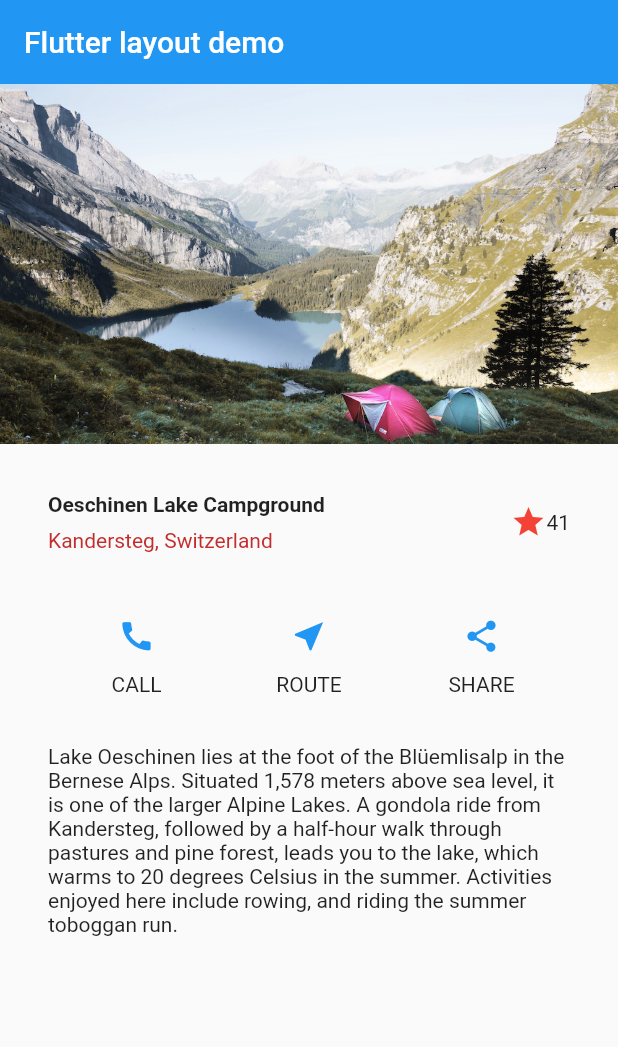
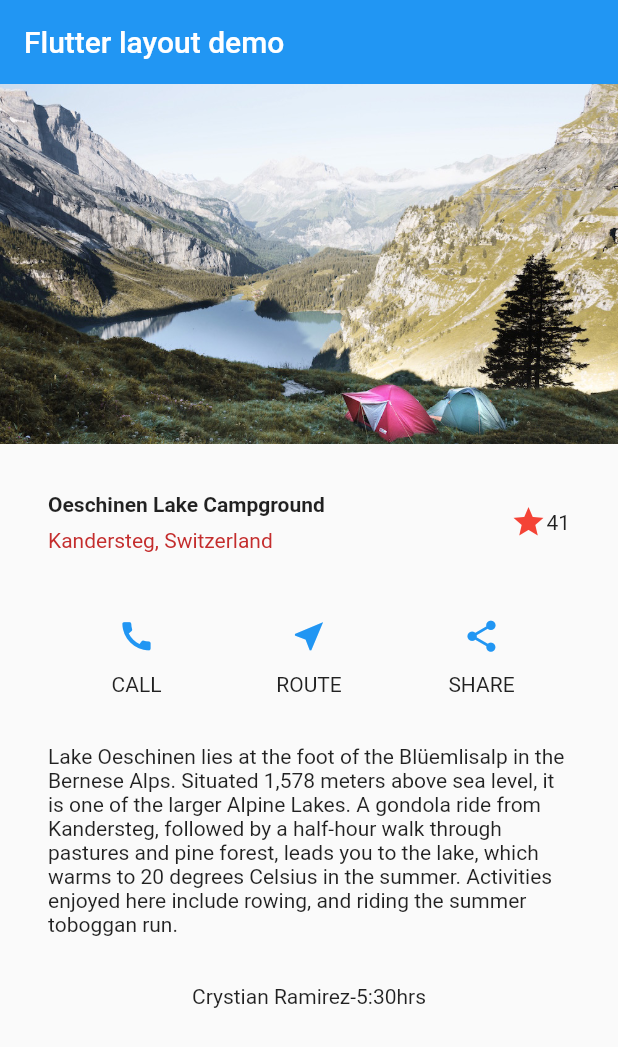
Before and after one commit to Pst-77/App5A, a Flutter app: the screen it shows after launch, on a phone screen of 412 x 824 dp. Shown: the top 1047 px of the screen. Run offline on Flutter 3.47's test engine with Material 2 defaults, Android fonts, the phone set to English and light mode, and no system bars.

Commit message:
Se agrego mi nombre

```diff
--- a/flutter_layaout/lib/buttonsections.dart
+++ b/flutter_layaout/lib/buttonsections.dart
@@ -1,5 +1,6 @@
 import 'package:flutter/material.dart';
 
+// ignore: camel_case_types
 class buttonsection extends StatelessWidget {
   const buttonsection({super.key});
 
--- a/flutter_layaout/lib/main.dart
+++ b/flutter_layaout/lib/main.dart
@@ -27,10 +27,11 @@ class MyApp extends StatelessWidget {
               width: 600,
               height: 240,
               fit:BoxFit.cover),
-            titleSection(),
+            const titleSection(),
 
-            buttonsection(),
-            textsections(),
+            const buttonsection(),
+            const textsections(),
+            const Text('Crystian Ramirez-5:30hrs'),
           ],
         ),
       ),
--- a/flutter_layaout/lib/textsections.dart
+++ b/flutter_layaout/lib/textsections.dart
@@ -1,5 +1,6 @@
 import 'package:flutter/cupertino.dart';
 
+// ignore: camel_case_types
 class textsections extends StatelessWidget {
   const textsections ({super.key});
 
@@ -18,5 +19,6 @@ class textsections extends StatelessWidget {
       ),
 
     );
+
   }
 }
--- a/flutter_layaout/lib/titlesection.dart
+++ b/flutter_layaout/lib/titlesection.dart
@@ -1,5 +1,6 @@
 import 'package:flutter/material.dart';
 
+// ignore: camel_case_types
 class titleSection extends StatelessWidget {
   const titleSection({super.key});
 
@@ -27,7 +28,7 @@ class titleSection extends StatelessWidget {
                 ),
               ),
             ),
-            Text(
+            const Text(
               'Kandersteg, Switzerland',
               style: TextStyle(
                 color: Color.fromARGB(255, 196, 45, 45),
```
